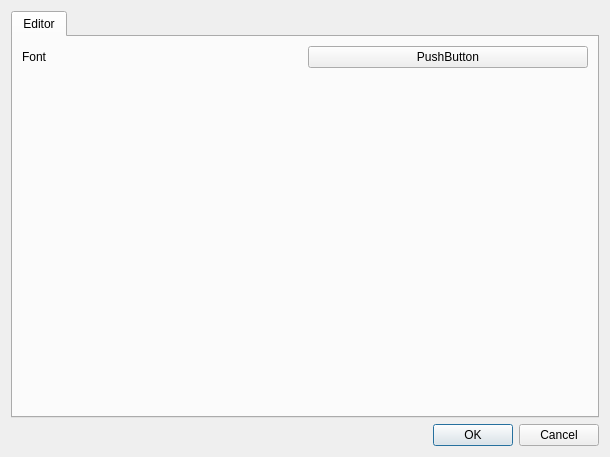
The window that editor/configdialog.ui (StrideLang/Stride) describes before a commit, drawn with Qt 5.
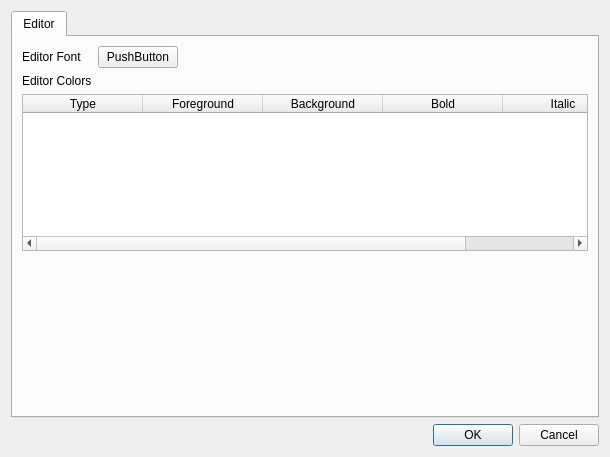
The same window after the commit.

Commit message: Added options to set highlighting colors in editor. Code errors are now checked dynamically.

The edit to the form file:
```diff
--- a/editor/configdialog.ui
+++ b/editor/configdialog.ui
@@ -27,11 +27,24 @@
        <item row="0" column="0">
         <widget class="QLabel" name="label">
          <property name="text">
-          <string>Font</string>
+          <string>Editor Font</string>
          </property>
         </widget>
        </item>
-       <item row="1" column="1">
+       <item row="0" column="2">
+        <spacer name="horizontalSpacer">
+         <property name="orientation">
+          <enum>Qt::Horizontal</enum>
+         </property>
+         <property name="sizeHint" stdset="0">
+          <size>
+           <width>40</width>
+           <height>20</height>
+          </size>
+         </property>
+        </spacer>
+       </item>
+       <item row="3" column="1">
         <spacer name="verticalSpacer">
          <property name="orientation">
           <enum>Qt::Vertical</enum>
@@ -51,6 +64,57 @@
          </property>
         </widget>
        </item>
+       <item row="1" column="0">
+        <widget class="QLabel" name="label_2">
+         <property name="text">
+          <string>Editor Colors</string>
+         </property>
+        </widget>
+       </item>
+       <item row="2" column="0" colspan="3">
+        <widget class="QTableWidget" name="colorsTableWidget">
+         <property name="sizeAdjustPolicy">
+          <enum>QAbstractScrollArea::AdjustToContents</enum>
+         </property>
+         <property name="selectionMode">
+          <enum>QAbstractItemView::NoSelection</enum>
+         </property>
+         <attribute name="horizontalHeaderDefaultSectionSize">
+          <number>120</number>
+         </attribute>
+         <attribute name="horizontalHeaderStretchLastSection">
+          <bool>true</bool>
+         </attribute>
+         <attribute name="verticalHeaderVisible">
+          <bool>false</bool>
+         </attribute>
+         <column>
+          <property name="text">
+           <string>Type</string>
+          </property>
+         </column>
+         <column>
+          <property name="text">
+           <string>Foreground</string>
+          </property>
+         </column>
+         <column>
+          <property name="text">
+           <string>Background</string>
+          </property>
+         </column>
+         <column>
+          <property name="text">
+           <string>Bold</string>
+          </property>
+         </column>
+         <column>
+          <property name="text">
+           <string>Italic</string>
+          </property>
+         </column>
+        </widget>
+       </item>
       </layout>
      </widget>
     </widget>
```
The commit also changes 9 other files.
